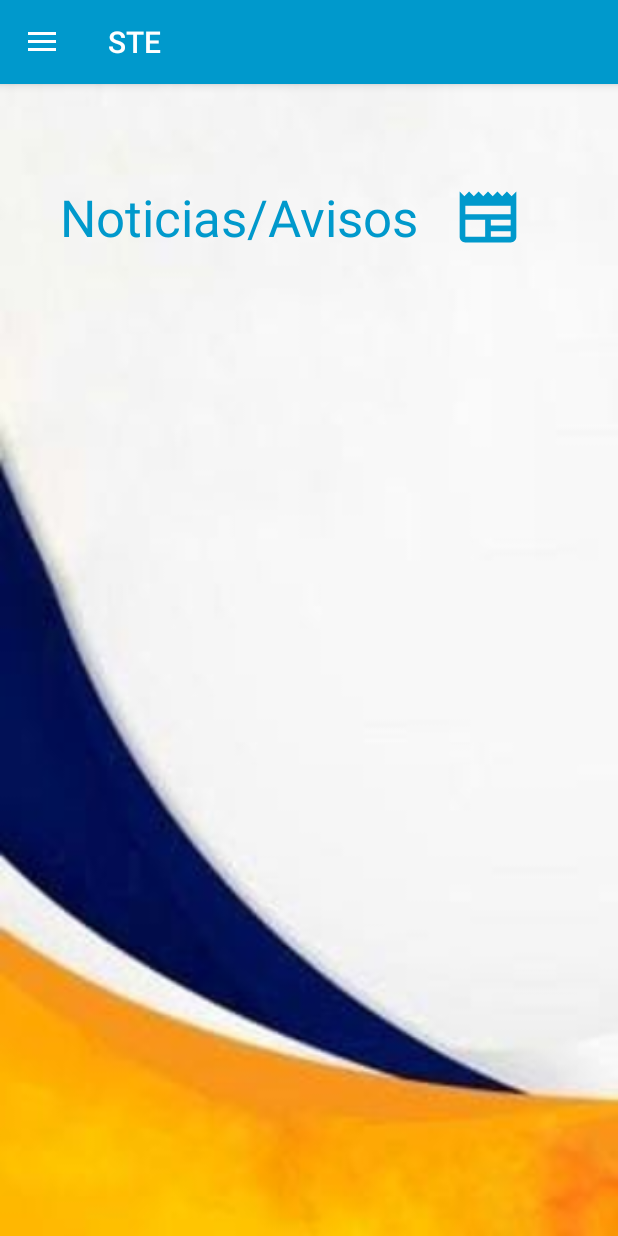
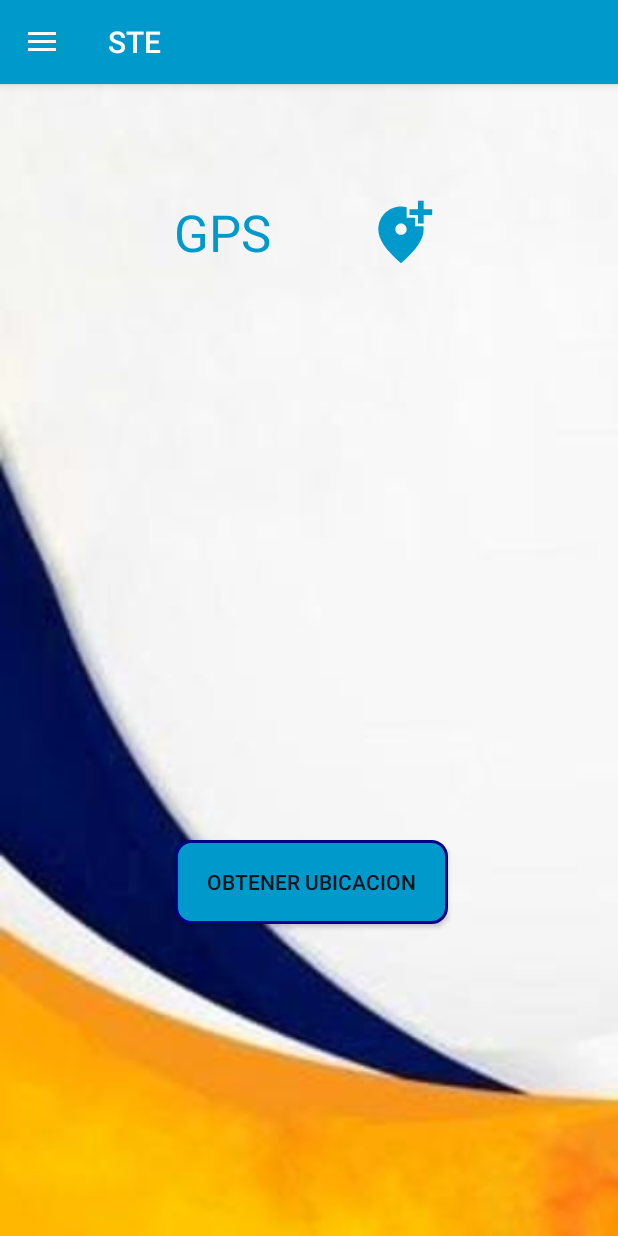
Before and after one commit to briandorantes1995/STE, an Android app: the HomeChofer screen opened directly, with no data from a screen before it, in the side drawer, after a tap on "Ubicacion", on a phone screen of 412 x 824 dp. Run offline under Robolectric (Android 15) with nearby library versions, the phone set to English and light mode, and no system bars; network calls fail; 3 statements that could not run were skipped.

Commit message:
Inicio GPS

```diff
--- a/app/build.gradle
+++ b/app/build.gradle
@@ -43,6 +43,9 @@ dependencies {
     implementation 'androidx.lifecycle:lifecycle-viewmodel-ktx:2.6.1'
     implementation 'androidx.navigation:navigation-fragment:2.6.0'
     implementation 'androidx.navigation:navigation-ui:2.6.0'
+    implementation 'com.squareup.retrofit2:retrofit:2.9.0'
+    implementation 'com.squareup.retrofit2:converter-gson:2.9.0'
+    implementation 'com.google.android.gms:play-services-location:21.0.1'
     testImplementation 'junit:junit:4.13.2'
     androidTestImplementation 'androidx.test.ext:junit:1.1.5'
     androidTestImplementation 'androidx.test.espresso:espresso-core:3.5.1'
--- a/app/src/main/AndroidManifest.xml
+++ b/app/src/main/AndroidManifest.xml
@@ -6,6 +6,8 @@
         android:name="android.hardware.camera"
         android:required="false" />
 
+    <uses-permission android:name="android.permission.ACCESS_COARSE_LOCATION" />
+    <uses-permission android:name="android.permission.ACCESS_FINE_LOCATION" />
     <uses-permission android:name="android.permission.INTERNET" />
     <uses-permission android:name="android.permission.ACCESS_NETWORK_STATE" />
     <uses-permission android:name="android.permission.CAMERA" />
--- a/app/src/main/java/com/example/ste/HomeChofer.java
+++ b/app/src/main/java/com/example/ste/HomeChofer.java
@@ -70,7 +70,7 @@ public class HomeChofer extends AppCompatActivity implements NavigationView.OnNa
             getSupportFragmentManager().beginTransaction().replace(R.id.fragment_container, Home).commit();
         }
         if(item.getItemId() == R.id.nav_ubicacion) {
-            getSupportFragmentManager().beginTransaction().replace(R.id.fragment_container, new NewsFragment()).commit();
+            getSupportFragmentManager().beginTransaction().replace(R.id.fragment_container, new UbicacioChofer()).commit();
         }
 
         drawerLayout.closeDrawer(GravityCompat.START);
--- a/app/src/main/java/com/example/ste/QrReaderFragment.java
+++ b/app/src/main/java/com/example/ste/QrReaderFragment.java
@@ -150,7 +150,7 @@ public class QrReaderFragment extends Fragment {
                                 json = new JSONObject(token);
                                 Token = json.getString("token");
                                 Post(Token);
-                                Toast.makeText(view.getContext() ,"QR escaneado exitopsamente", Toast.LENGTH_SHORT).show();
+                                Toast.makeText(getActivity() ,"QR escaneado exitopsamente", Toast.LENGTH_SHORT).show();
                             } catch (Exception e) {
                                 throw new RuntimeException(e);
                             }
@@ -173,7 +173,7 @@ public class QrReaderFragment extends Fragment {
                         }).start();
 
                     }else{
-                        Toast.makeText(view.getContext() ,"QR escaneado previamente", Toast.LENGTH_SHORT).show();
+                        Toast.makeText(getActivity() ,"QR escaneado previamente", Toast.LENGTH_SHORT).show();
                     }
                 }
             }
--- /dev/null
+++ b/app/src/main/res/layout/fragment_ubicacio_chofer.xml
@@ -0,0 +1,53 @@
+<?xml version="1.0" encoding="utf-8"?>
+<androidx.constraintlayout.widget.ConstraintLayout xmlns:android="http://schemas.android.com/apk/res/android"
+    xmlns:app="http://schemas.android.com/apk/res-auto"
+    xmlns:tools="http://schemas.android.com/tools"
+    android:layout_width="match_parent"
+    android:layout_height="match_parent"
+    android:background="@drawable/fondo4"
+    tools:context=".UbicacioChofer">
+
+    <!-- TODO: Update blank fragment layout -->
+
+
+    <TextView
+        android:id="@+id/textView2"
+        android:layout_width="wrap_content"
+        android:layout_height="wrap_content"
+        android:layout_marginStart="116dp"
+        android:layout_marginTop="76dp"
+        android:text="GPS"
+        android:textColor="@color/STE_bluelight"
+        android:textSize="34sp"
+        app:layout_constraintStart_toStartOf="parent"
+        app:layout_constraintTop_toTopOf="parent" />
+
+    <ImageView
+        android:id="@+id/imageView4"
+        android:layout_width="56dp"
+        android:layout_height="45dp"
+        android:layout_marginStart="18dp"
+        android:layout_marginTop="76dp"
+        android:layout_marginEnd="58dp"
+        android:src="@drawable/nav_ubicacion"
+        app:layout_constraintEnd_toEndOf="parent"
+        app:layout_constraintHorizontal_bias="0.408"
+        app:layout_constraintStart_toEndOf="@+id/textView2"
+        app:layout_constraintTop_toTopOf="parent"
+        app:tint="@color/STE_bluelight" />
+
+
+    <Button
+        android:id="@+id/obtenerubicacion"
+        android:layout_width="182dp"
+        android:layout_height="56dp"
+        android:layout_marginStart="116dp"
+        android:layout_marginEnd="113dp"
+        android:layout_marginBottom="208dp"
+        android:background="@drawable/roundtext"
+        android:text="Obtener ubicacion"
+        app:layout_constraintBottom_toBottomOf="parent"
+        app:layout_constraintEnd_toEndOf="parent"
+        app:layout_constraintHorizontal_bias="1.0"
+        app:layout_constraintStart_toStartOf="parent" />
+</androidx.constraintlayout.widget.ConstraintLayout>
```
Also changed, not shown: app/src/main/java/com/example/ste/UbicacioChofer.java (added, +205 -0 lines).
